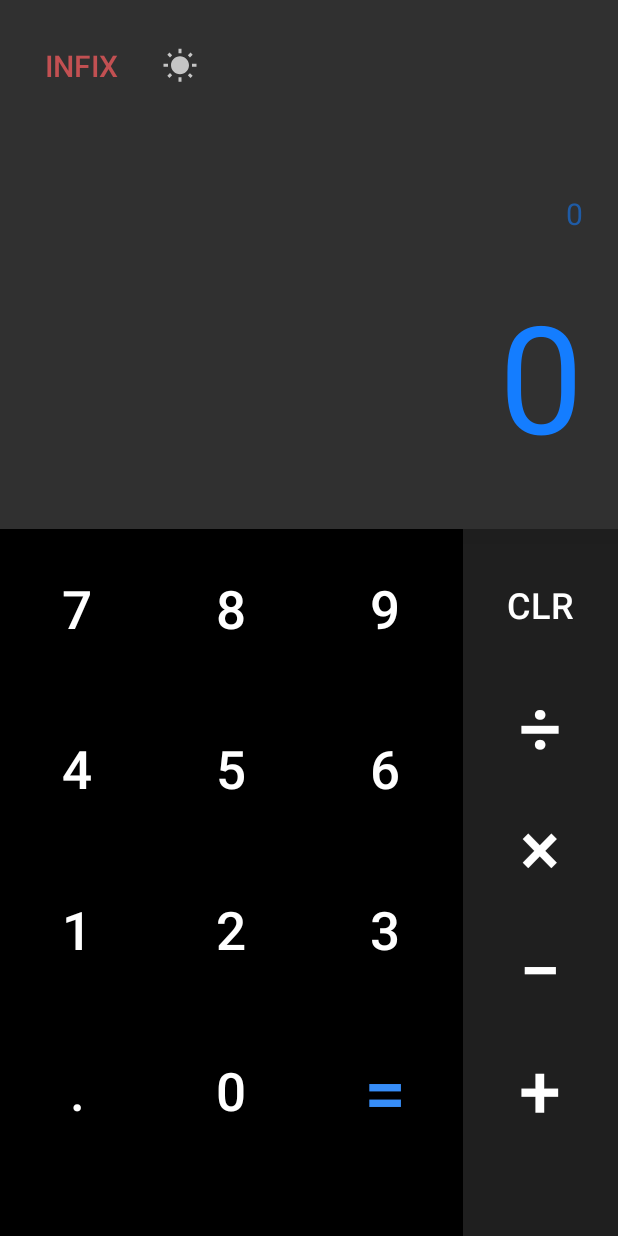
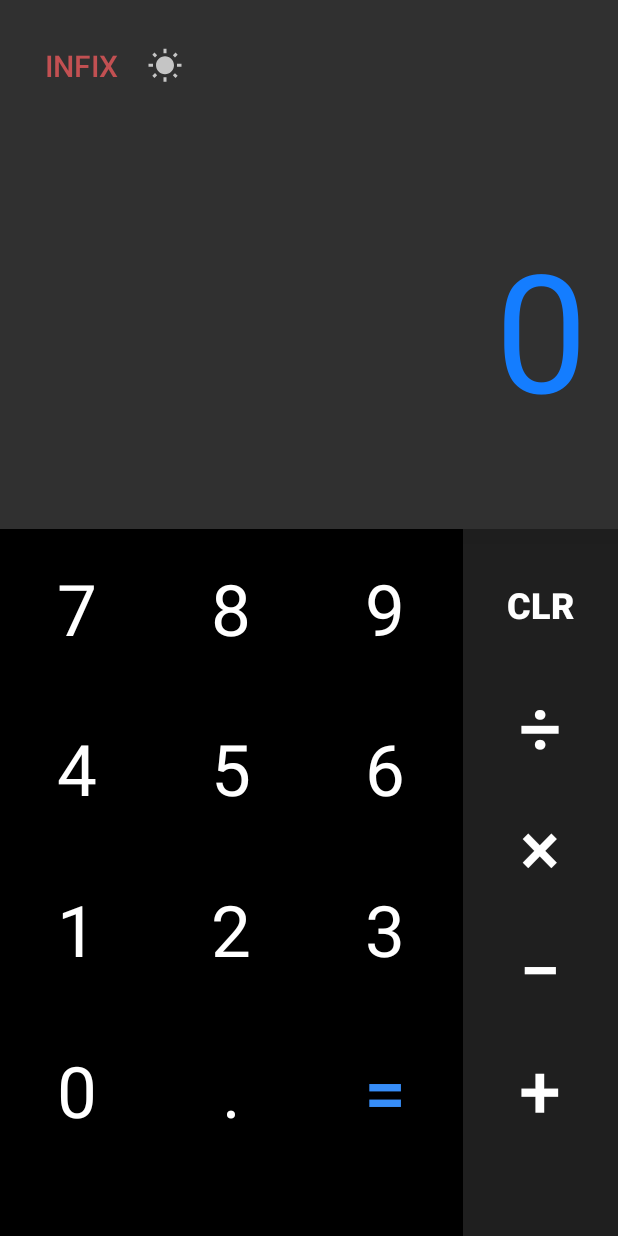
Before and after one commit to e-simpson/PlusPlus-Calculator, an Android app: the screen it shows after launch (MainActivity), on a phone screen of 412 x 824 dp. Run offline under Robolectric (Android 15) with nearby library versions, the phone set to English and light mode, and no system bars; our stand-ins replace ButterKnife; libraries missing offline, so code that uses them is left out: com.pes.androidmaterialcolorpickerdialog.

Commit message:
changed styling

```diff
--- a/app/src/main/java/clas/hci/calculator/MainActivity.java
+++ b/app/src/main/java/clas/hci/calculator/MainActivity.java
@@ -254,7 +254,7 @@ public class MainActivity extends AppCompatActivity {
     }
 
 //    number buttons
-    @OnClick(R.id.b0) void press0() {pressNumber(1);}
+    @OnClick(R.id.b0) void press0() {pressNumber(0);}
     @OnClick(R.id.b1) void press1() {pressNumber(1);}
     @OnClick(R.id.b2) void press2() {pressNumber(2);}
     @OnClick(R.id.b3) void press3() {pressNumber(3);}
--- a/app/src/main/res/layout/activity_main.xml
+++ b/app/src/main/res/layout/activity_main.xml
@@ -14,7 +14,8 @@
     <LinearLayout
         android:layout_width="match_parent"
         android:layout_height="wrap_content"
-        android:layout_marginTop="10dp"
+        android:layout_marginTop="20dp"
+        android:layout_marginStart="10dp"
         android:background="@color/transparent"
         android:orientation="horizontal"
         android:layout_gravity="center"
@@ -25,7 +26,6 @@
             android:layout_width="wrap_content"
             android:layout_height="wrap_content"
             android:text="@string/infix"
-            android:layout_margin="10dp"
             android:textSize="20sp"
             android:textColor="@color/red"
             style="?android:attr/borderlessButtonStyle"/>
@@ -63,7 +63,7 @@
                 android:layout_width="match_parent"
                 android:layout_height="0dp"
                 android:layout_gravity="end"
-                android:layout_weight="1"
+                android:layout_weight="0.6"
                 android:padding="0dp"
                 android:paddingBottom="18dp"
                 android:overScrollMode="never"
@@ -71,7 +71,7 @@
                 android:scrollbarThumbVertical="@color/colorAccent"
                 android:background="@color/transparent"
                 android:scrollbars="none"
-                android:visibility="visible">
+                android:visibility="invisible">
 
                 <android.support.v7.widget.AppCompatTextView
                     android:id="@+id/expression"
@@ -98,7 +98,7 @@
                 android:textAlignment="viewEnd"
                 android:textColor="@color/colorAccentLight"
                 android:text="@string/_0"
-                android:textSize="30sp"
+                android:textSize="33sp"
                 tools:ignore="RtlCompat"
                 android:background="@color/transparent" />
 
@@ -122,7 +122,7 @@
                     android:layout_height="match_parent"
                     android:layout_marginBottom="10dp"
                     android:ellipsize="end"
-                    android:paddingEnd="23dp"
+                    android:paddingEnd="20dp"
 
                     android:paddingStart="23dp"
                     android:scrollHorizontally="true"
@@ -132,7 +132,7 @@
                     android:textAlignment="textEnd"
                     android:textColor="@color/colorAccent"
                     android:includeFontPadding="false"
-                    android:textSize="100sp"
+                    android:textSize="110sp"
 
                     tools:ignore="RtlSymmetry"
                     android:background="@color/transparent"/>
@@ -170,7 +170,8 @@
                         android:layout_weight="1"
                         android:background="@drawable/ripple"
                         android:text="@string/_7"
-                        android:textSize="35sp"/>
+                        android:textSize="47sp"
+                        android:fontFamily="sans-serif"/>
 
                     <android.support.v7.widget.AppCompatButton
                         android:id="@+id/b8"
@@ -179,7 +180,8 @@
                         android:layout_weight="1"
                         android:background="@drawable/ripple"
                         android:text="@string/_8"
-                        android:textSize="35sp" />
+                        android:textSize="47sp"
+                        android:fontFamily="sans-serif"/>
 
                     <android.support.v7.widget.AppCompatButton
                         android:id="@+id/b9"
@@ -188,7 +190,8 @@
                         android:layout_weight="1"
                         android:background="@drawable/ripple"
                         android:text="@string/_9"
-                        android:textSize="35sp" />
+                        android:textSize="47sp"
+                        android:fontFamily="sans-serif"/>
 
                 </android.support.v7.widget.LinearLayoutCompat>
 
@@ -206,7 +209,8 @@
                         android:layout_weight="1"
                         android:background="@drawable/ripple"
                         android:text="@string/_4"
-                        android:textSize="35sp" />
+                        android:textSize="47sp"
+                        android:fontFamily="sans-serif"/>
 
                     <android.support.v7.widget.AppCompatButton
                         android:id="@+id/b5"
@@ -215,7 +219,8 @@
                         android:layout_weight="1"
                         android:background="@drawable/ripple"
                         android:text="@string/_5"
-                        android:textSize="35sp" />
+                        android:textSize="47sp"
+                        android:fontFamily="sans-serif"/>
 
                     <android.support.v7.widget.AppCompatButton
                         android:id="@+id/b6"
@@ -224,7 +229,8 @@
                         android:layout_weight="1"
                         android:background="@drawable/ripple"
                         android:text="@string/_6"
-                        android:textSize="35sp" />
+                        android:textSize="47sp"
+                        android:fontFamily="sans-serif"/>
 
                 </android.support.v7.widget.LinearLayoutCompat>
 
@@ -242,7 +248,8 @@
                         android:layout_weight="1"
                         android:background="@drawable/ripple"
                         android:text="@string/_1"
-                        android:textSize="35sp" />
+                        android:textSize="47sp"
+                        android:fontFamily="sans-serif"/>
 
                     <android.support.v7.widget.AppCompatButton
                         android:id="@+id/b2"
@@ -251,7 +258,8 @@
                         android:layout_weight="1"
                         android:background="@drawable/ripple"
                         android:text="@string/_2"
-                        android:textSize="35sp" />
+                        android:textSize="47sp"
+                        android:fontFamily="sans-serif"/>
 
                     <android.support.v7.widget.AppCompatButton
                         android:id="@+id/b3"
@@ -260,7 +268,8 @@
                         android:layout_weight="1"
                         android:background="@drawable/ripple"
                         android:text="@string/_3"
-                        android:textSize="35sp" />
+                        android:textSize="47sp"
+                        android:fontFamily="sans-serif"/>
 
                 </android.support.v7.widget.LinearLayoutCompat>
 
@@ -272,22 +281,24 @@
                     android:weightSum="3">
 
                     <android.support.v7.widget.AppCompatButton
+                        android:id="@+id/b0"
+                        android:layout_width="0dp"
+                        android:layout_height="match_parent"
+                        android:layout_weight="1"
+                        android:background="@drawable/ripple"
+                        android:text="@string/_0"
+                        android:textSize="47sp"
+                        android:fontFamily="sans-serif"/>
+
+                    <android.support.v7.widget.AppCompatButton
                         android:id="@+id/bDecimal"
                         android:layout_width="0dp"
                         android:layout_height="match_parent"
                         android:layout_weight="1"
                         android:background="@drawable/ripple"
                         android:text="@string/decimal"
-                        android:textSize="35sp" />
-
-                    <android.support.v7.widget.AppCompatButton
-                        android:id="@+id/b0"
-                        android:layout_width="0dp"
-                        android:layout_height="match_parent"
-                        android:layout_weight="1"
-                        android:background="@drawable/ripple"
-                        android:text="@string/_0"
-                        android:textSize="35sp" />
+                        android:textSize="47sp"
+                        android:fontFamily="sans-serif"/>
 
                     <android.support.v7.widget.AppCompatButton
                         android:id="@+id/bEqual"
@@ -328,6 +339,7 @@
                     android:layout_weight="1"
                     android:background="@drawable/ripple"
                     android:text="@string/clear"
+                    android:textStyle="bold"
                     android:textSize="24sp" />
 
                 <android.support.v7.widget.AppCompatButton
```
